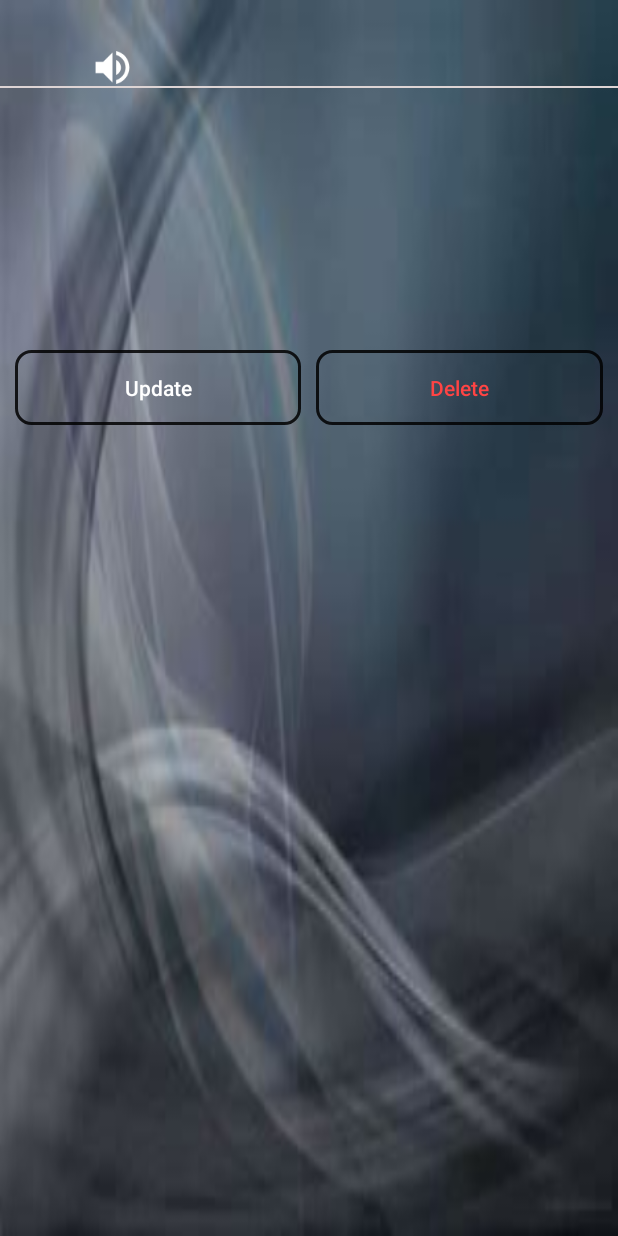
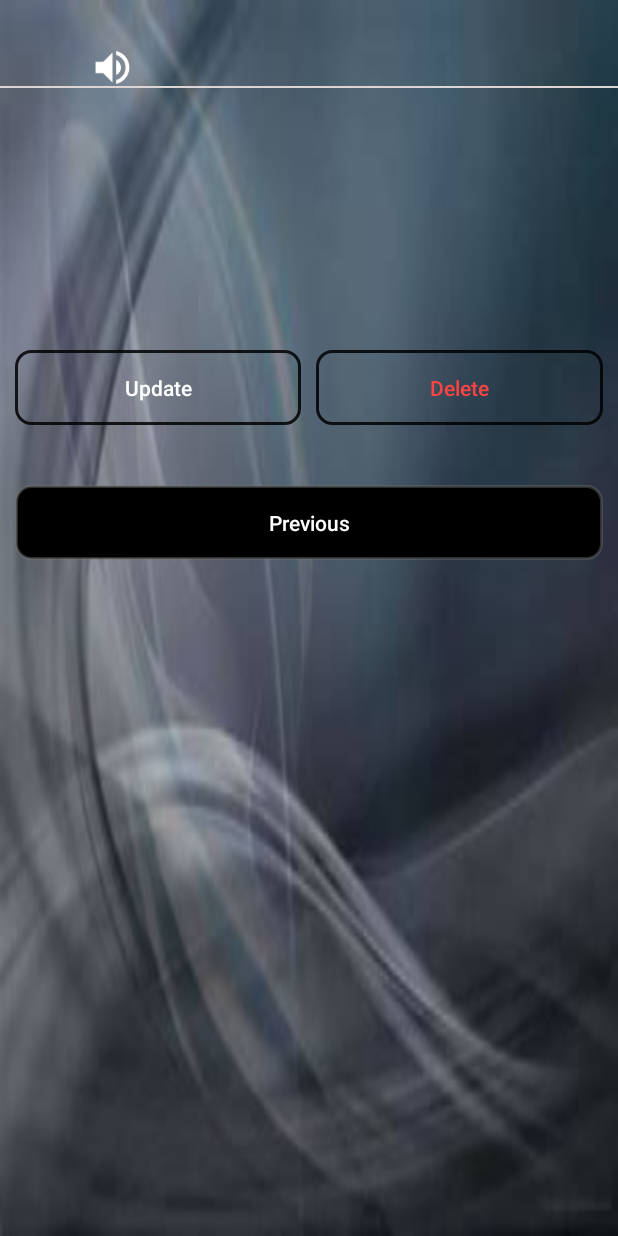
Before and after one commit to Dagitpam/dictionary-jos, an Android app: the View_words screen opened directly, with no data from a screen before it, on a phone screen of 412 x 824 dp. Run offline under Robolectric (Android 15) with nearby library versions, the phone set to English and light mode, and no system bars.

Commit message:
previous button added

```diff
--- a/app/src/main/java/com/example/wordsearch/Update_word.kt
+++ b/app/src/main/java/com/example/wordsearch/Update_word.kt
@@ -48,7 +48,7 @@ class Update_word : AppCompatActivity() {
            //Cal/ the update word function from thbHelper class
            db_helper.updateWord(words)
            //Redirect to Main activity
-           val toMain = Intent(this,View_words::class.java)
+           val toMain = Intent(this,MainActivity::class.java)
            startActivity(toMain)
        })
 
--- a/app/src/main/java/com/example/wordsearch/View_words.kt
+++ b/app/src/main/java/com/example/wordsearch/View_words.kt
@@ -64,5 +64,14 @@ class View_words : AppCompatActivity() {
 
             Toast.makeText(this, "Word deleted successfully", Toast.LENGTH_LONG).show()
         })
+        //Redirecting to main activity
+        val btnPrevious = findViewById<Button>(R.id.bt_previous)
+        btnPrevious.setOnClickListener(View.OnClickListener {
+            val toMain = Intent(this,MainActivity::class.java)
+            toMain.addFlags(Intent.FLAG_ACTIVITY_CLEAR_TOP)
+            toMain.addFlags(Intent.FLAG_ACTIVITY_CLEAR_TASK)
+            toMain.addFlags(Intent.FLAG_ACTIVITY_NEW_TASK)
+            startActivity(toMain)
+        })
     }
 }
--- /dev/null
+++ b/app/src/main/res/drawable/backbtnshapes.xml
@@ -0,0 +1,9 @@
+<?xml version="1.0" encoding="utf-8"?>
+<shape xmlns:android="http://schemas.android.com/apk/res/android"
+    android:shape="rectangle">
+    <solid android:color="@android:color/black"/>
+    <corners android:radius="10dp"/>
+    <stroke android:color="#66747771"
+        android:width="2dp"/>
+
+</shape>
--- a/app/src/main/res/layout/activity_view_word.xml
+++ b/app/src/main/res/layout/activity_view_word.xml
@@ -77,8 +77,20 @@
             android:layout_marginStart="10dp"
             android:layout_marginEnd="10dp"
             android:textColor="@android:color/holo_red_light"/>
+    </LinearLayout>
+    <Button
+        android:id="@+id/bt_previous"
+        android:layout_width="match_parent"
+        android:layout_height="50dp"
+        android:layout_below="@id/layout_two"
+        android:layout_marginTop="40dp"
+        android:background="@drawable/backbtnshapes"
+        android:text="Previous"
+        android:textColor="@android:color/white"
+        android:layout_marginStart="10dp"
+        android:layout_marginEnd="10dp"
+        android:textAllCaps="false"/>
 
-    </LinearLayout>
 
 
 </RelativeLayout>
```
